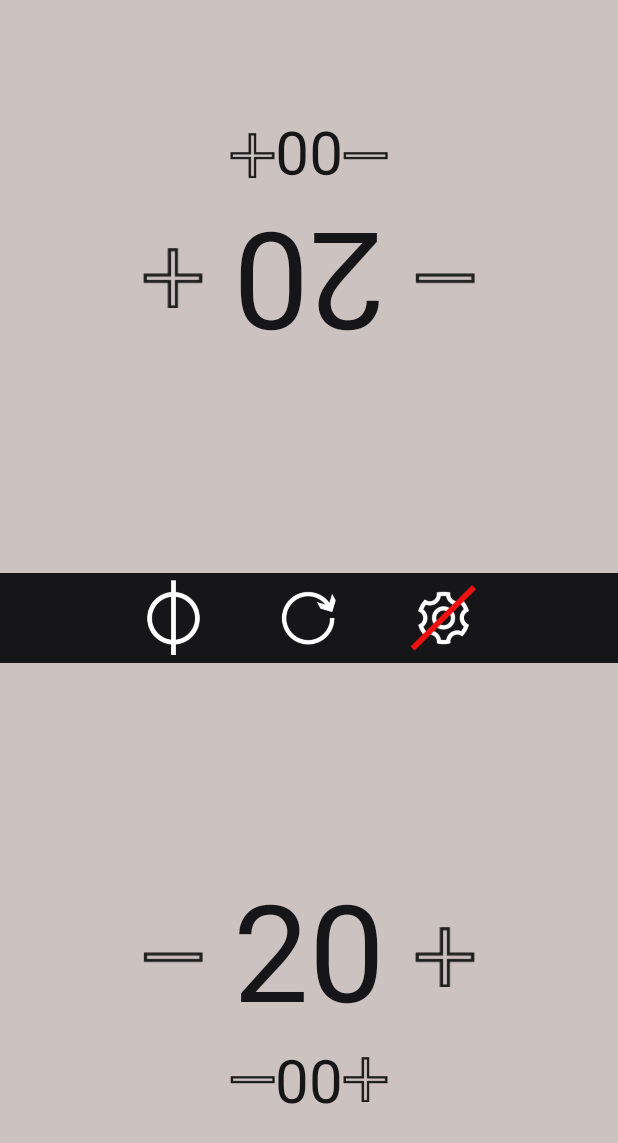
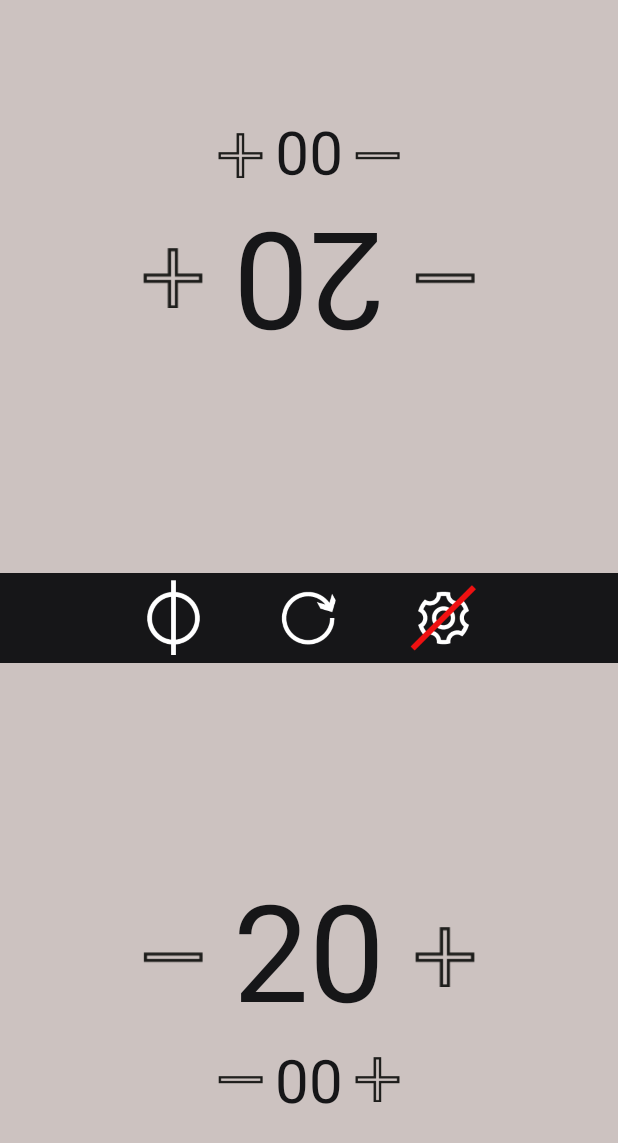
Before and after one commit to MarcelJurtz/LifeCounter, an Android app: the screen it shows after launch (GameActivity), after a tap on "Toggle Poisonpoints", on a phone screen of 412 x 824 dp. Shown: the top 1143 px of the screen. Run offline under Robolectric (Android 15) with nearby library versions, the light colour scheme and no system bars.

Commit message:
Fix poisonbutton alignment

```diff
--- a/app/src/main/res/layout/activity_main_2player.xml
+++ b/app/src/main/res/layout/activity_main_2player.xml
@@ -188,6 +188,7 @@
                 android:contentDescription="@string/descr_lp_minus"
                 android:id="@+id/cmdMinusHome"
                 style="@style/mtg_button_lifepoints_bottom"
+                android:layout_marginTop="45dp"
                 android:layout_marginRight="@dimen/button_space_vertical"
                 android:layout_toLeftOf="@id/txtLifeCount2p2"
                 android:layout_toStartOf="@id/txtLifeCount2p2"
--- a/app/src/main/res/values/dimens.xml
+++ b/app/src/main/res/values/dimens.xml
@@ -6,6 +6,7 @@
 
     <dimen name="size_color_button">35dp</dimen>
     <dimen name="textsize_poison">40dp</dimen>
+    <dimen name="poison_margin_horizontally">8dp</dimen>
     <dimen name="textsize_life">90dp</dimen>
     <dimen name="buttonPlusMinusLifepoints">60dp</dimen>
     <dimen name="lifecount_button_size">80dp</dimen>
--- a/app/src/main/res/values/styles.xml
+++ b/app/src/main/res/values/styles.xml
@@ -59,6 +59,8 @@
         <item name="android:layout_centerHorizontal">true</item>
         <item name="android:gravity">center</item>
         <item name="android:maxLines">1</item>
+        <item name="android:layout_marginLeft">@dimen/poison_margin_horizontally</item>
+        <item name="android:layout_marginRight">@dimen/poison_margin_horizontally</item>
     </style>
 
     <style name="lifebutton_4p">
@@ -81,7 +83,7 @@
     <style name="poisonbutton">
         <item name="android:layout_width">@dimen/size_config_buttons</item>
         <item name="android:layout_height">@dimen/size_config_buttons</item>
-        <item name="android:scaleType">fitCenter</item>
+        <item name="android:scaleType">centerInside</item>
         <item name="android:adjustViewBounds">true</item>
         <item name="android:background">?android:selectableItemBackground</item>
     </style>
```
